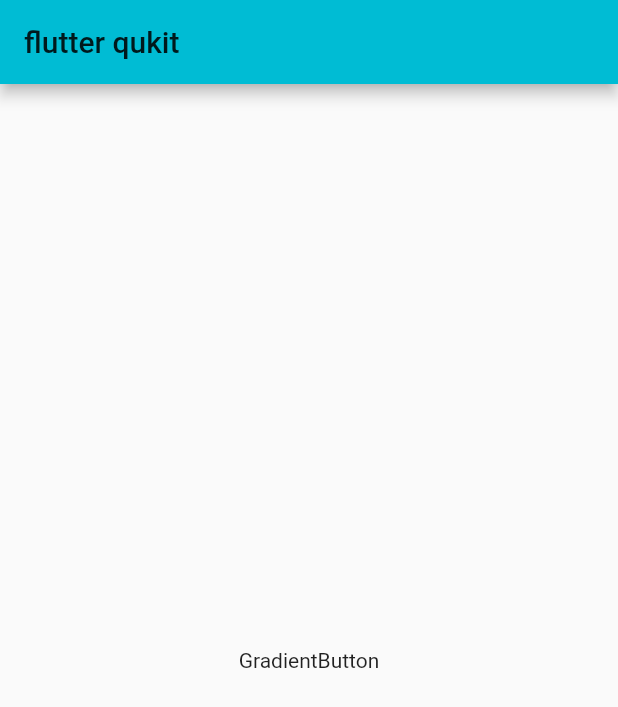
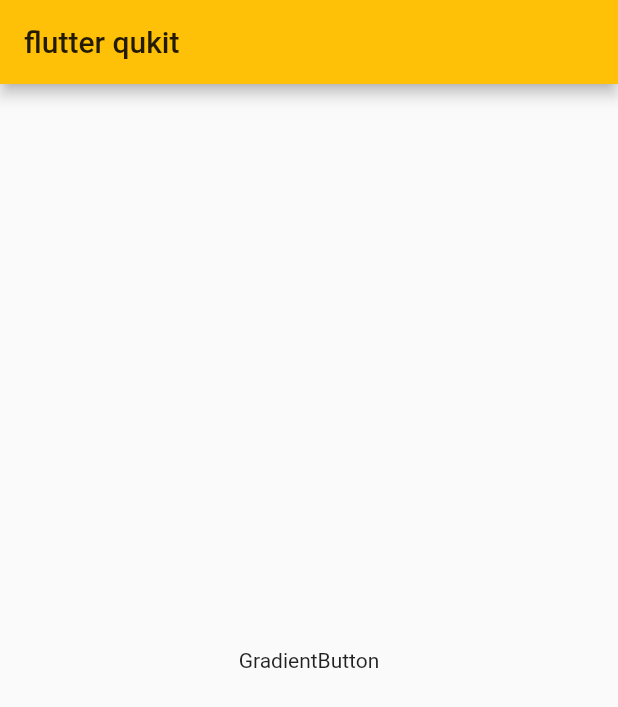
Before and after one commit to quFETeam/flutter_qukit, a Flutter app: the screen it shows after launch, on a phone screen of 412 x 824 dp. Shown: the top 707 px of the screen. Run offline on Flutter 3.47's test engine with Material 2 defaults, Android fonts, the phone set to English and light mode, and no system bars.

Commit message:
主题色

```diff
--- a/lib/main.dart
+++ b/lib/main.dart
@@ -10,7 +10,7 @@ class KitApp extends StatelessWidget {
     return MaterialApp(
       title: 'flutter qukit',
       theme: ThemeData(
-        primarySwatch: Colors.cyan,
+        primarySwatch: Colors.amber,
       ),
       home: KitHomePage(),
     );
```
